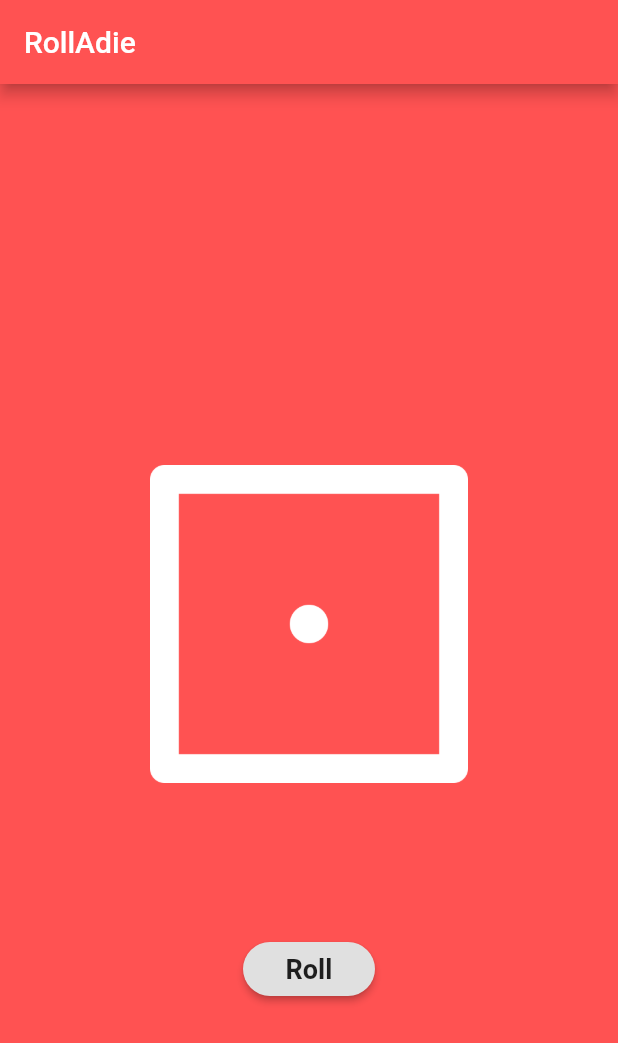
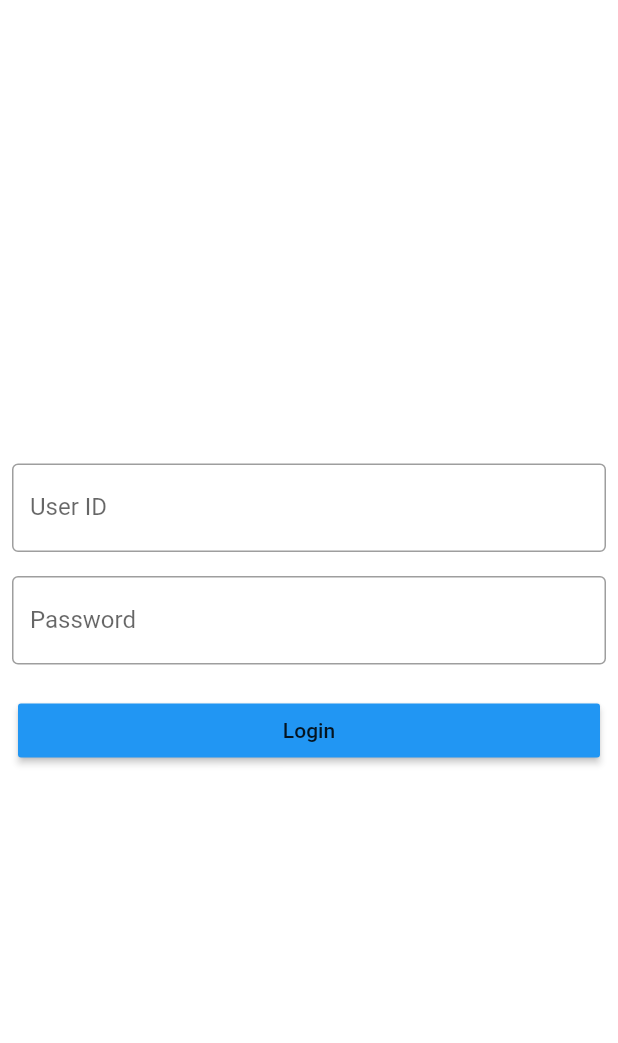
Before and after one commit to sarat12us/roll-a-die, a Flutter app: the screen it shows after launch, on a phone screen of 412 x 824 dp. Shown: the top 1043 px of the screen. Run offline on Flutter 3.47's test engine with Material 2 defaults, Android fonts, the phone set to English and light mode, and no system bars.

Commit message:
Added logic of simulating 7 sided dice from 5 sided dice. Added login screen

```diff
--- a/roll_a_die/lib/dice-page.dart
+++ b/roll_a_die/lib/Pages/dice-page.dart
@@ -2,9 +2,11 @@ import 'dart:async';
 
 import 'package:flutter/material.dart';
 import 'package:flutter/cupertino.dart';
-import 'dart:math';
+
+import '../dice-item.dart';
 
 class DiceApp extends StatefulWidget {
+  static String Id = 'dice_page';
   @override
   _DiceApp createState() => _DiceApp();
 }
@@ -19,7 +21,8 @@ class _DiceApp extends State<DiceApp> with SingleTickerProviderStateMixin {
       duration: Duration(seconds: 5),
       vsync: this,
     )..addListener(() => setState(() {
-          netDieImage = Random().nextInt(5) + 1;
+          diceItem.changeDice();
+          //netDieImage = Random().nextInt(5) + 1;
         }));
 
     animation = CurvedAnimation(
@@ -39,7 +42,8 @@ class _DiceApp extends State<DiceApp> with SingleTickerProviderStateMixin {
     await animationController.forward(from: 0.0);
   }
 
-  int netDieImage = 1;
+  //int netDieImage = 1;
+  DiceItem diceItem = new DiceItem();
   @override
   Widget build(BuildContext context) {
     // TODO: implement build
@@ -61,7 +65,7 @@ class _DiceApp extends State<DiceApp> with SingleTickerProviderStateMixin {
                   child: Container(
                     child: Padding(
                       padding: const EdgeInsets.all(100.0),
-                      child: Image.asset('images/dice$netDieImage.png'),
+                      child: Image.asset('images/dice${diceItem.currentNumber}.png'),
                     ),
                   ),
                 ),
--- /dev/null
+++ b/roll_a_die/lib/Pages/login_page.dart
@@ -0,0 +1,66 @@
+import 'package:flutter/material.dart';
+
+class LoginPage extends StatelessWidget {
+  // This widget is the root of your application.
+  static String Id = 'login_page';
+
+  @override
+  Widget build(BuildContext context) {
+    return Scaffold (
+      backgroundColor: Colors.white,
+      body: Center(
+        child: Container(
+                child: Column(
+                  mainAxisAlignment: MainAxisAlignment.center,
+                  children: <Widget>[
+                    Padding(
+                      padding: const EdgeInsets.all(8.0),
+                      child: TextField(
+                        obscureText: true,
+                        decoration: InputDecoration(
+                          border: OutlineInputBorder(),
+                          labelText: 'User ID',
+                        ),
+                      )
+                    ),
+                    Padding(
+                      padding: const EdgeInsets.all(8.0),
+                      child: TextField(
+                        obscureText: true,
+                        decoration: InputDecoration(
+                          border: OutlineInputBorder(),
+                          labelText: 'Password',
+                        ),
+                      ),
+                    ),
+                    Padding(
+                      padding: const EdgeInsets.all(12.0),
+                      child: MaterialButton(
+                        minWidth: double.maxFinite, // set minWidth to maxFinite
+                        color: Colors.blue,
+                        onPressed: () {},
+                        child: Text("Login"),
+                      )
+                    ),
+//                    Padding(
+//                        padding: const EdgeInsets.all(12.0),
+//                        child: MaterialButton(
+//                          minWidth: double.maxFinite, // set minWidth to maxFinite
+//                          color: Colors.blue,
+//                          onPressed: () {},
+//                          child: Row(
+//                            children: <Widget>[
+//                              Icon(Icons.add_circle),
+//                              SizedBox(width: 100,),
+//                              Text("Google Sign-in"),
+//                            ],
+//                          ),
+//                        )
+//                    )
+                  ],
+                ),
+              ),
+      ),
+    );
+  }
+}
--- a/roll_a_die/lib/main.dart
+++ b/roll_a_die/lib/main.dart
@@ -1,6 +1,24 @@
 import 'package:flutter/material.dart';
-import 'dice-page.dart';
 
-void main() {
-  return runApp(DiceApp());
+import 'Pages/dice-page.dart';
+import 'Pages/login_page.dart';
+
+void main() => runApp(App());
+
+class App extends StatelessWidget {
+  // This widget is the root of your application.
+  @override
+  Widget build(BuildContext context) {
+    return MaterialApp(
+      title: 'News Articles',
+      theme: ThemeData(
+        primarySwatch: Colors.blue,
+      ),
+      routes: {
+        DiceApp.Id: (context) => DiceApp(),
+        LoginPage.Id: (context) => LoginPage(),
+      },
+      initialRoute:  LoginPage.Id,
+    );
+  }
 }
```
Also changed, not shown: roll_a_die/lib/dice-item.dart (added, +34 -0 lines), roll_a_die/images/dice6.png (added), roll_a_die/images/dice7.png (added), 1 other file.
